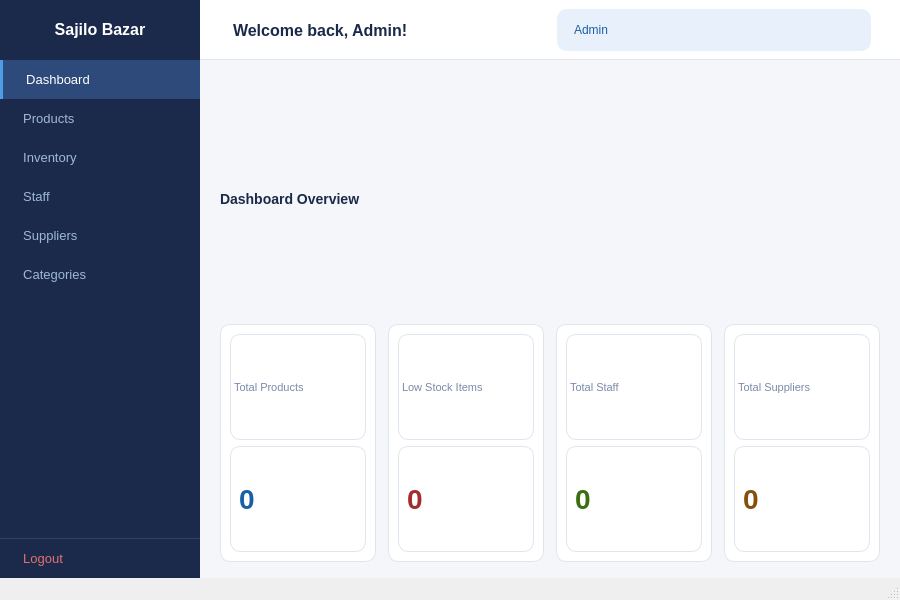
The window that ui/admindashboard.ui (kriitikat/Sajilo-Bazarr) describes before a commit, drawn with Qt 5.
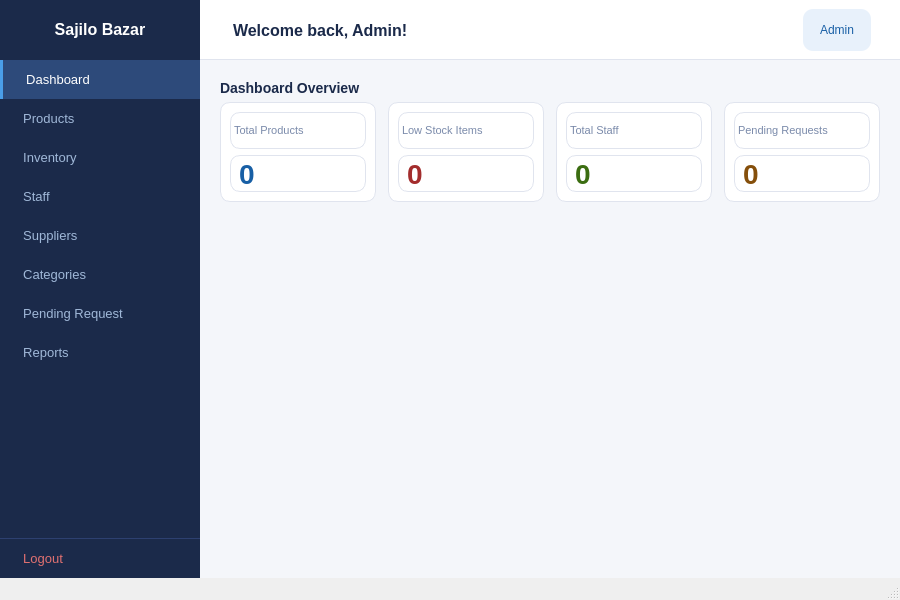
The same window after the commit.

Commit message: Update staffdashboard, admindashboard, category files

Diff of the .ui file:
```diff
--- a/ui/admindashboard.ui
+++ b/ui/admindashboard.ui
@@ -63,8 +63,32 @@
        </item>
        <item>
         <widget class="QPushButton" name="btnCategories">
-         <property name="text"><string>  Categories</string></property>
-         <property name="styleSheet"><string>QPushButton { color: #A0B8D8; background-color: transparent; border: none; padding: 12px 16px; text-align: left; font-size: 13px; } QPushButton:hover { background-color: #2D4A7A; color: white; }</string></property>
+         <property name="styleSheet">
+          <string>QPushButton { color: #A0B8D8; background-color: transparent; border: none; padding: 12px 16px; text-align: left; font-size: 13px; } QPushButton:hover { background-color: #2D4A7A; color: white; }</string>
+         </property>
+         <property name="text">
+          <string>  Categories</string>
+         </property>
+        </widget>
+       </item>
+       <item>
+        <widget class="QPushButton" name="btnPending Request">
+         <property name="styleSheet">
+          <string>QPushButton { color: #A0B8D8; background-color: transparent; border: none; padding: 12px 16px; text-align: left; font-size: 13px; } QPushButton:hover { background-color: #2D4A7A; color: white; }</string>
+         </property>
+         <property name="text">
+          <string>  Pending Request</string>
+         </property>
+        </widget>
+       </item>
+       <item>
+        <widget class="QPushButton" name="btnReports">
+         <property name="styleSheet">
+          <string>QPushButton { color: #A0B8D8; background-color: transparent; border: none; padding: 12px 16px; text-align: left; font-size: 13px; } QPushButton:hover { background-color: #2D4A7A; color: white; }</string>
+         </property>
+         <property name="text">
+          <string>  Reports</string>
+         </property>
         </widget>
        </item>
        <item>
@@ -104,7 +128,17 @@
            </widget>
           </item>
           <item>
-           <spacer><property name="orientation"><enum>Qt::Horizontal</enum></property></spacer>
+           <spacer>
+            <property name="orientation">
+             <enum>Qt::Orientation::Horizontal</enum>
+            </property>
+            <property name="sizeHint" stdset="0">
+             <size>
+              <width>0</width>
+              <height>0</height>
+             </size>
+            </property>
+           </spacer>
           </item>
           <item>
            <widget class="QLabel" name="adminBadge">
@@ -166,15 +200,43 @@
               <property name="styleSheet"><string>QFrame { background-color: #FFFFFF; border-radius: 10px; border: 1px solid #E0E4EE; }</string></property>
               <property name="minimumSize"><size><width>0</width><height>100</height></size></property>
               <layout class="QVBoxLayout">
-               <item><widget class="QLabel" name="lblSuppliersTitle"><property name="text"><string>Total Suppliers</string></property><property name="styleSheet"><string>QLabel { color: #7a8aaa; font-size: 11px; }</string></property></widget></item>
-               <item><widget class="QLabel" name="lblSuppliersValue"><property name="text"><string>0</string></property><property name="styleSheet"><string>QLabel { color: #854F0B; font-size: 28px; font-weight: bold; }</string></property></widget></item>
+               <item>
+                <widget class="QLabel" name="lblPendingRequests">
+                 <property name="styleSheet">
+                  <string>QLabel { color: #7a8aaa; font-size: 11px; }</string>
+                 </property>
+                 <property name="text">
+                  <string>Pending Requests</string>
+                 </property>
+                </widget>
+               </item>
+               <item>
+                <widget class="QLabel" name="lblSuppliersValue">
+                 <property name="styleSheet">
+                  <string>QLabel { color: #854F0B; font-size: 28px; font-weight: bold; }</string>
+                 </property>
+                 <property name="text">
+                  <string>0</string>
+                 </property>
+                </widget>
+               </item>
               </layout>
              </widget>
             </item>
            </layout>
           </item>
           <item>
-           <spacer><property name="orientation"><enum>Qt::Vertical</enum></property></spacer>
+           <spacer>
+            <property name="orientation">
+             <enum>Qt::Orientation::Vertical</enum>
+            </property>
+            <property name="sizeHint" stdset="0">
+             <size>
+              <width>0</width>
+              <height>0</height>
+             </size>
+            </property>
+           </spacer>
           </item>
          </layout>
         </widget>
```
Left out of the diff: 347 changed lines with no effect on the pictures. The commit also changes 6 other files.
